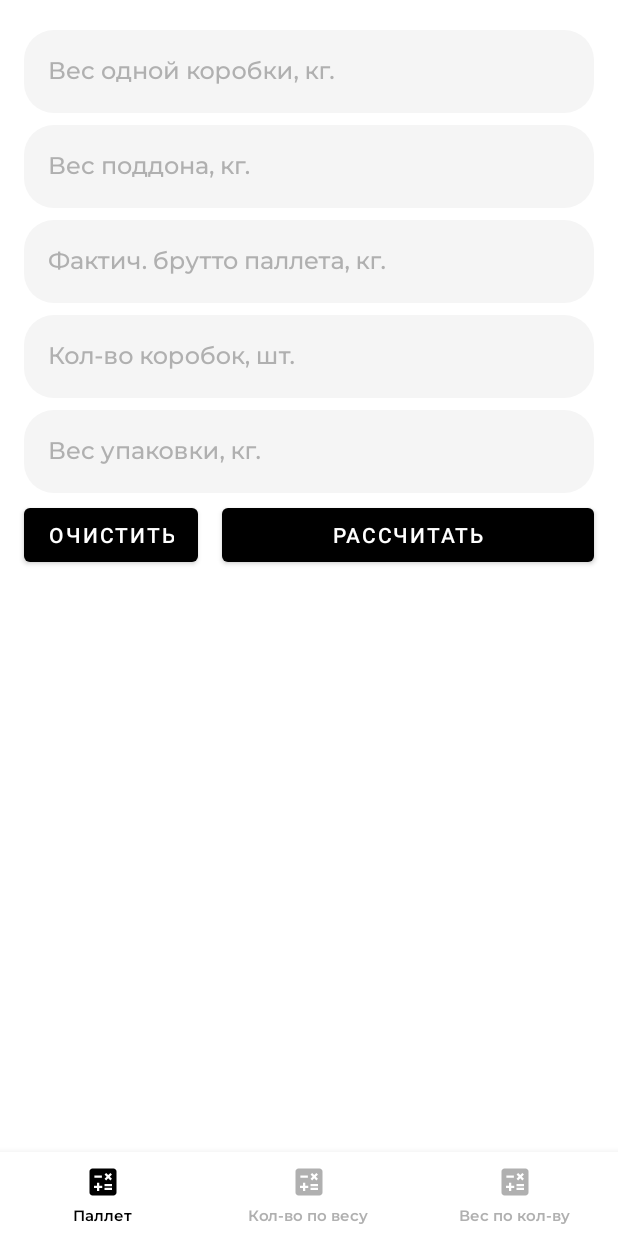
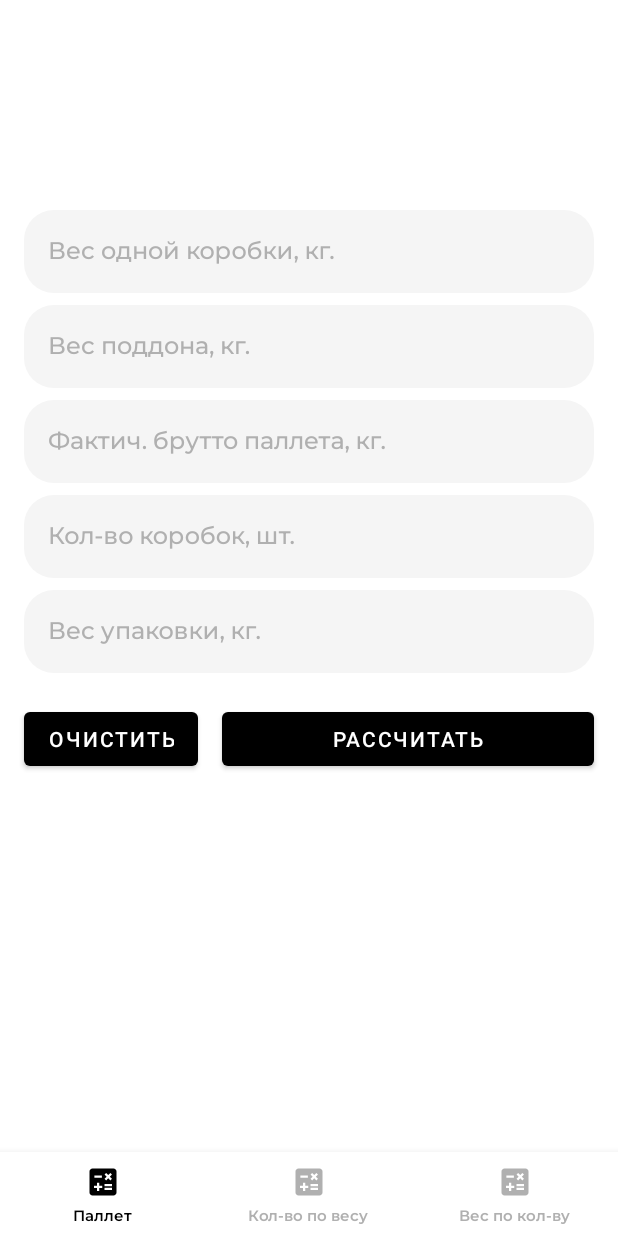
Before and after one commit to GoogelFist/PackerHelper, an Android app: the screen it shows after launch (MainActivity), on a phone screen of 412 x 824 dp. Run offline under Robolectric (Android 15) with nearby library versions, the phone set to English and light mode, and no system bars; our stand-ins replace Dagger/Hilt's generated code, navigation-ui; 3 statements that could not run were skipped.

Commit message:
edit layouts

```diff
--- a/app/src/main/res/layout/pallet_fragment.xml
+++ b/app/src/main/res/layout/pallet_fragment.xml
@@ -1,5 +1,5 @@
 <?xml version="1.0" encoding="utf-8"?>
-<androidx.appcompat.widget.LinearLayoutCompat xmlns:android="http://schemas.android.com/apk/res/android"
+<androidx.constraintlayout.widget.ConstraintLayout xmlns:android="http://schemas.android.com/apk/res/android"
         xmlns:app="http://schemas.android.com/apk/res-auto"
         xmlns:tools="http://schemas.android.com/tools"
         android:layout_width="match_parent"
@@ -7,12 +7,15 @@
         android:orientation="vertical">
 
     <FrameLayout
+            android:id="@+id/fl_box_weight"
             android:layout_width="match_parent"
             android:layout_height="wrap_content"
             android:layout_marginTop="16dp"
             android:focusable="true"
             android:focusableInTouchMode="true"
-            android:orientation="horizontal">
+            android:orientation="horizontal"
+            app:layout_constraintBottom_toTopOf="@id/fl_tray_weight"
+            app:layout_constraintStart_toStartOf="@id/fl_tray_weight">
 
         <com.google.android.material.textfield.TextInputLayout
                 style="@style/DefaultTextInputLayout"
@@ -40,9 +43,12 @@
     </FrameLayout>
 
     <FrameLayout
+            android:id="@+id/fl_tray_weight"
             android:layout_width="match_parent"
             android:layout_height="wrap_content"
-            android:orientation="horizontal">
+            android:orientation="horizontal"
+            app:layout_constraintBottom_toTopOf="@id/fl_gross_weight"
+            app:layout_constraintStart_toStartOf="@id/fl_gross_weight">
 
         <com.google.android.material.textfield.TextInputLayout
                 style="@style/DefaultTextInputLayout"
@@ -71,9 +77,12 @@
     </FrameLayout>
 
     <FrameLayout
+            android:id="@+id/fl_gross_weight"
             android:layout_width="match_parent"
             android:layout_height="wrap_content"
-            android:orientation="horizontal">
+            android:orientation="horizontal"
+            app:layout_constraintBottom_toTopOf="@id/fl_box_count"
+            app:layout_constraintStart_toStartOf="@id/fl_box_count">
 
         <com.google.android.material.textfield.TextInputLayout
                 style="@style/DefaultTextInputLayout"
@@ -102,9 +111,12 @@
     </FrameLayout>
 
     <FrameLayout
+            android:id="@+id/fl_box_count"
             android:layout_width="match_parent"
             android:layout_height="wrap_content"
-            android:orientation="horizontal">
+            android:orientation="horizontal"
+            app:layout_constraintBottom_toTopOf="@id/fl_package_weight"
+            app:layout_constraintStart_toStartOf="@id/fl_package_weight">
 
         <com.google.android.material.textfield.TextInputLayout
                 style="@style/DefaultTextInputLayout"
@@ -133,9 +145,13 @@
     </FrameLayout>
 
     <FrameLayout
+            android:id="@+id/fl_package_weight"
             android:layout_width="match_parent"
             android:layout_height="wrap_content"
-            android:orientation="horizontal">
+            android:layout_marginBottom="8dp"
+            android:orientation="horizontal"
+            app:layout_constraintBottom_toTopOf="@id/guideline"
+            app:layout_constraintStart_toStartOf="parent">
 
         <com.google.android.material.textfield.TextInputLayout
                 style="@style/DefaultTextInputLayout"
@@ -164,10 +180,21 @@
 
     </FrameLayout>
 
+    <androidx.constraintlayout.widget.Guideline
+            android:id="@+id/guideline"
+            android:layout_width="wrap_content"
+            android:layout_height="wrap_content"
+            android:orientation="horizontal"
+            app:layout_constraintGuide_percent="0.6" />
+
     <androidx.appcompat.widget.LinearLayoutCompat
+            android:id="@+id/ll_buttons"
             android:layout_width="match_parent"
             android:layout_height="wrap_content"
-            android:orientation="horizontal">
+            android:layout_marginTop="8dp"
+            android:orientation="horizontal"
+            app:layout_constraintStart_toStartOf="parent"
+            app:layout_constraintTop_toBottomOf="@id/guideline">
 
         <Button
                 android:id="@+id/button_clear"
@@ -194,6 +221,8 @@
             android:layout_marginHorizontal="16dp"
             android:layout_marginTop="16dp"
             android:textAppearance="@style/Text.MontserratMedium.14.Black"
+            app:layout_constraintStart_toStartOf="@id/ll_buttons"
+            app:layout_constraintTop_toBottomOf="@id/ll_buttons"
             tools:text="Нетто" />
 
     <TextView
@@ -203,6 +232,8 @@
             android:layout_marginHorizontal="16dp"
             android:layout_marginTop="8dp"
             android:textAppearance="@style/Text.MontserratMedium.14.Black"
+            app:layout_constraintStart_toStartOf="@id/ll_buttons"
+            app:layout_constraintTop_toBottomOf="@id/tv_clear_weight"
             tools:text="Теор. брутто" />
 
     <TextView
@@ -212,6 +243,8 @@
             android:layout_marginHorizontal="16dp"
             android:layout_marginTop="8dp"
             android:textAppearance="@style/Text.MontserratMedium.14.Black"
+            app:layout_constraintStart_toStartOf="@id/ll_buttons"
+            app:layout_constraintTop_toBottomOf="@id/tv_theoretical_gross"
             tools:text="Факт. брутто" />
 
-</androidx.appcompat.widget.LinearLayoutCompat>
+</androidx.constraintlayout.widget.ConstraintLayout>
```
Also changed, not shown: app/src/main/res/layout/pieces_counting_fragment.xml (+26 -8 lines), app/src/main/res/layout/weight_counting_fragment.xml (+27 -8 lines).
